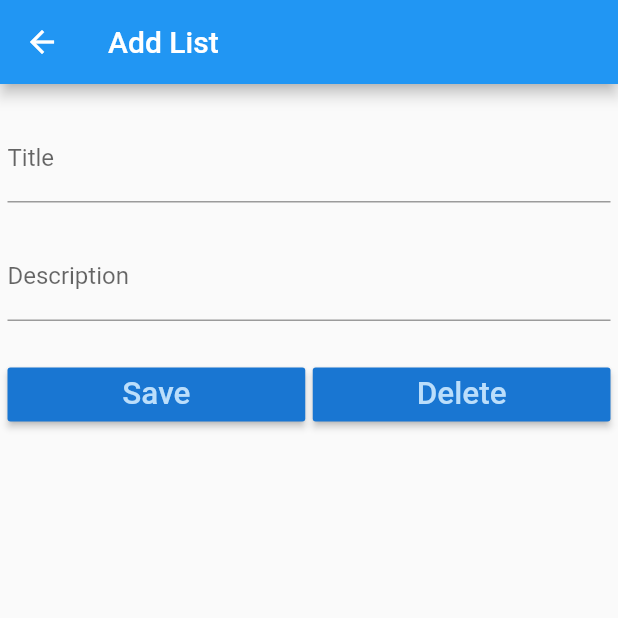
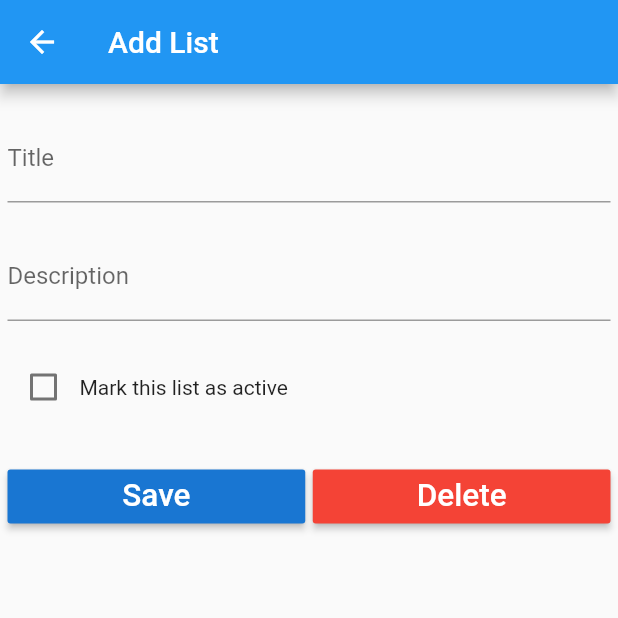
Before and after one commit to Miguelo0098/Project-Aqua, a Flutter app: the SelectListPage screen opened directly, after a tap on the "add" icon, on a phone screen of 412 x 824 dp, the top half of it. Run offline on Flutter 3.47's test engine with Material 2 defaults, Android fonts, the phone set to English and light mode, and no system bars; our stand-ins replace flutter_map, latlong, sqflite; missing offline and left inert: user_location; accounts and stored records are empty.

Commit message:
Added Active to listClass

```diff
--- a/lib/data/dbhelper.dart
+++ b/lib/data/dbhelper.dart
@@ -18,6 +18,7 @@ class DatabaseHelper {
   String colTitle = 'title';
   String colLat = 'latitude';
   String colLong = 'longitude';
+  String colActive = 'active';
   String colDescription = 'description';
   String colIdLocation = 'id_location';
   String colIdList = 'id_list';
@@ -44,7 +45,7 @@ class DatabaseHelper {
 
     var aquaDatabase = await openDatabase(
       path,
-      version: 1,
+      version: 2,
       onCreate: _createDb,
     );
 
@@ -54,7 +55,7 @@ class DatabaseHelper {
   void _createDb(Database db, int newVersion) async {
     String sql = 'CREATE TABLE $locationTable($colIdLocation INTEGER PRIMARY KEY, $colIdList INTEGER, $colTitle TEXT, $colLat NUMBER, $colLong NUMBER, $colDescription TEXT, FOREIGN KEY ($colIdList) REFERENCES $listTable($colIdList))';
     await db.execute(sql);
-    sql = 'CREATE TABLE $listTable($colIdList INTEGER PRIMARY KEY, $colTitle TEXT, $colDescription TEXT)';
+    sql = 'CREATE TABLE $listTable($colIdList INTEGER PRIMARY KEY, $colTitle TEXT, $colActive INTEGER, $colDescription TEXT)';
     await db.execute(sql);
   }
 
@@ -162,4 +163,15 @@ class DatabaseHelper {
     return listList;
   }
 
+  Future<ListClass> getActiveList() async{
+    List<ListClass> listList = await getListList();
+    for (var list in listList) {
+      if (list.active == 1) {
+        return list;
+      }
+    }
+
+    return null;
+  }
+
 }
--- a/lib/data/list_class.dart
+++ b/lib/data/list_class.dart
@@ -1,15 +1,19 @@
 class ListClass {
   int _id;
   String _title;
+  int _active;
   String _description;
 
-  ListClass(this._title, [this._description]);
 
-  ListClass.withId(this._id, this._title, [this._description]);
+  ListClass(this._title, this._active ,[this._description]);
+
+  ListClass.withId(this._id, this._title, this._active, [this._description]);
 
   int get id => _id;
 
   String get title => _title;
+
+  int get active => _active;
 
   String get description => _description;
 
@@ -17,6 +21,10 @@ class ListClass {
     if (newTitle.length <= 255) {
       this._title = newTitle;
     }
+  }
+
+  set active(int newActive){
+    this._active = newActive;
   }
 
   set description(String newDesc){
@@ -31,6 +39,7 @@ class ListClass {
       map['id'] = _id;
     }
     map['title'] = _title;
+    map['active'] = _active;
     map['description'] = _description;
 
     return map;
@@ -39,6 +48,7 @@ class ListClass {
   ListClass.fromMapObject(Map<String, dynamic> map){
     this._id = map['id'];
     this._title = map['title'];
+    this._active = map['active'];
     this._description = map['description'];
   }
 }
--- a/lib/pages/list_details.dart
+++ b/lib/pages/list_details.dart
@@ -19,6 +19,7 @@ class _ListDetailsState extends State<ListDetails>{
   ListClass listClass;
 
   TextEditingController titleController = TextEditingController();
+  bool isActive = false;
   TextEditingController descriptionController = TextEditingController();
 
   _ListDetailsState(this.listClass, this.appBarTitle);
@@ -73,13 +74,25 @@ class _ListDetailsState extends State<ListDetails>{
                 ),
               ),
               Padding(
+                padding: EdgeInsets.only(top: 10.0, bottom: 10.0),
+                child: Row(
+                  children: <Widget>[
+                    Checkbox(
+                      value: isActive,
+                      onChanged: _updateIsActive,
+                    ),
+                    Text("Mark this list as active"),
+                  ],
+                )
+              ),
+              Padding(
                 padding: EdgeInsets.only(top: 15.0, bottom: 15.0),
                 child: Row(
                   children: <Widget>[
                     Expanded(
                       child: RaisedButton(
                         color: Theme.of(context).primaryColorDark,
-                        textColor: Theme.of(context).primaryColorLight,
+                        textColor: Colors.white,
                         child: Text(
                           'Save',
                           textScaleFactor: 1.5,
@@ -96,8 +109,8 @@ class _ListDetailsState extends State<ListDetails>{
 
                     Expanded(
                       child: RaisedButton(
-                        color: Theme.of(context).primaryColorDark,
-                        textColor: Theme.of(context).primaryColorLight,
+                        color: Colors.red,
+                        textColor: Colors.white,
                         child: Text(
                           'Delete',
                           textScaleFactor: 1.5,
@@ -127,13 +140,31 @@ class _ListDetailsState extends State<ListDetails>{
     listClass.title = titleController.text;
   }
 
+  int translateBool(bool boolean){
+    if (boolean) {
+      return 1;
+    }
+    return 0;
+  }
+
+  void _updateIsActive(bool isActive){
+    int active = translateBool(isActive);
+    listClass.active = active;
+  }
+
   void updateDescription(){
     listClass.description = descriptionController.text;
   }
 
+
   void _save() async{
     moveToLastScreen();
 
+    ListClass activeList = await databaseHelper.getActiveList();
+    if (activeList != null && listClass.active == 1) {
+      activeList.active = 0;
+      await databaseHelper.updateList(activeList);
+    }
     int result;
     if (listClass.id != null) {
       result = await databaseHelper.updateList(listClass);
--- a/lib/pages/lists_page.dart
+++ b/lib/pages/lists_page.dart
@@ -32,7 +32,7 @@ class _ListsPageState extends State<ListsPage> {
       body: getListView(),
       floatingActionButton: FloatingActionButton(
         onPressed: (){
-          navigateToListForm(ListClass('', ''), 'Add List');
+          navigateToListForm(ListClass('', 0, ''), 'Add List');
         },
         tooltip: 'Add a List',
         child: Icon(Icons.add),
--- a/lib/pages/select_list.dart
+++ b/lib/pages/select_list.dart
@@ -30,7 +30,7 @@ class _SelectListPageState extends State<SelectListPage> {
       body: getListView(),
       floatingActionButton: FloatingActionButton(
         onPressed: (){
-          navigateToListForm(ListClass('', ''), 'Add List');
+          navigateToListForm(ListClass('', 0, ''), 'Add List');
         },
         tooltip: 'Add a List',
         child: Icon(Icons.add),
```
